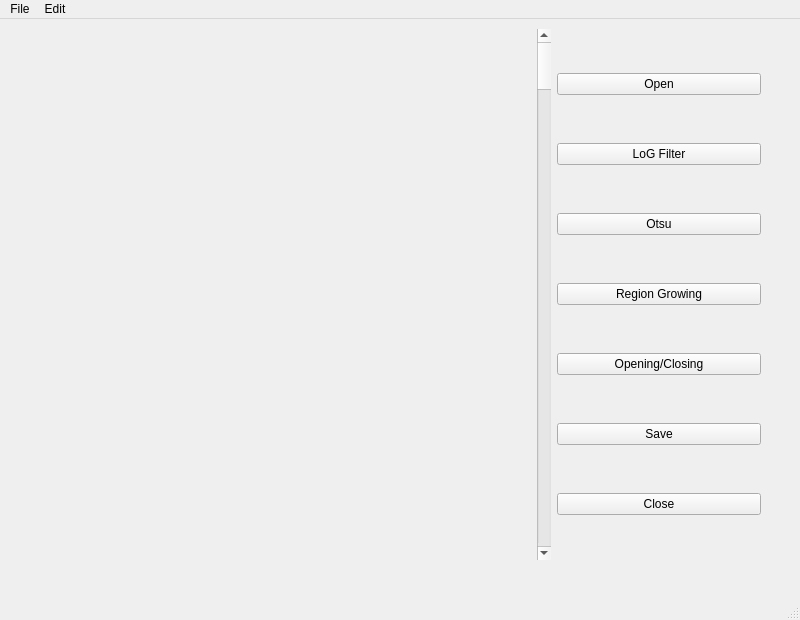
The window that GUI_version/ui/uiSegTool.ui (pyb0924/BI908_project) describes before a commit, drawn with Qt 5.
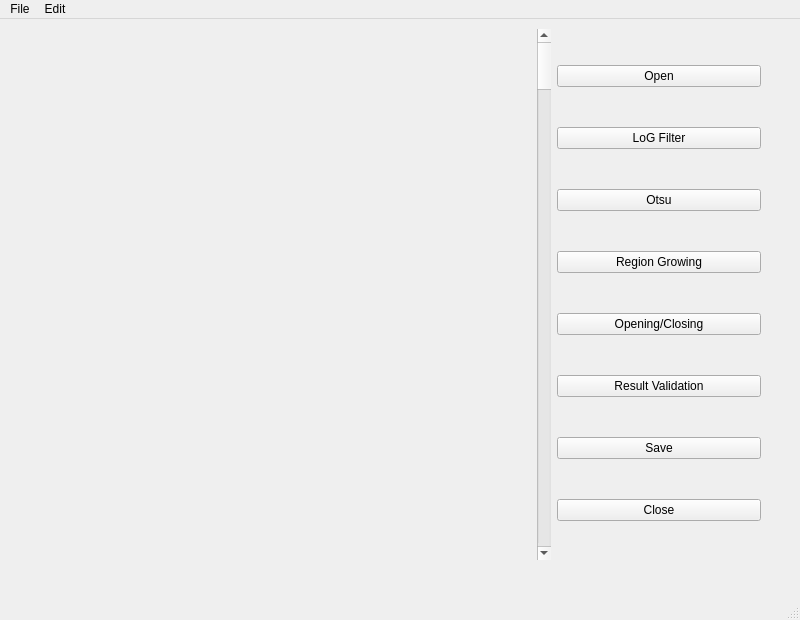
The same window after the commit.

```diff
--- a/GUI_version/ui/uiSegTool.ui
+++ b/GUI_version/ui/uiSegTool.ui
@@ -99,6 +99,13 @@
          </property>
         </widget>
        </item>
+       <item>
+        <widget class="QPushButton" name="validButton">
+         <property name="text">
+          <string>Result Validation</string>
+         </property>
+        </widget>
+       </item>
        <item>
         <widget class="QPushButton" name="saveButton">
          <property name="text">
```
